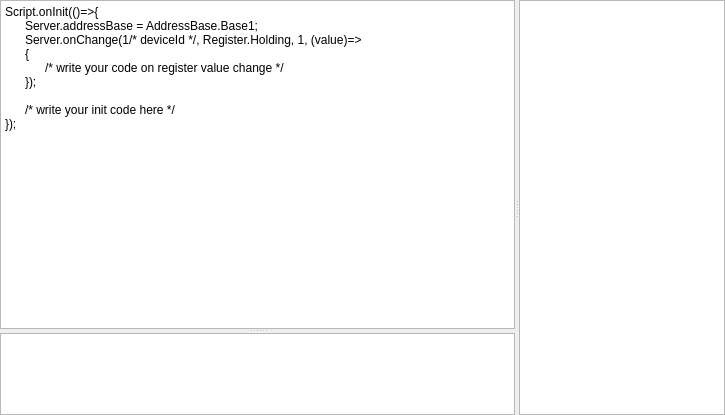
Qt form omodsim/controls/scriptcontrol.ui (sanny32/OpenModSim) before a commit.
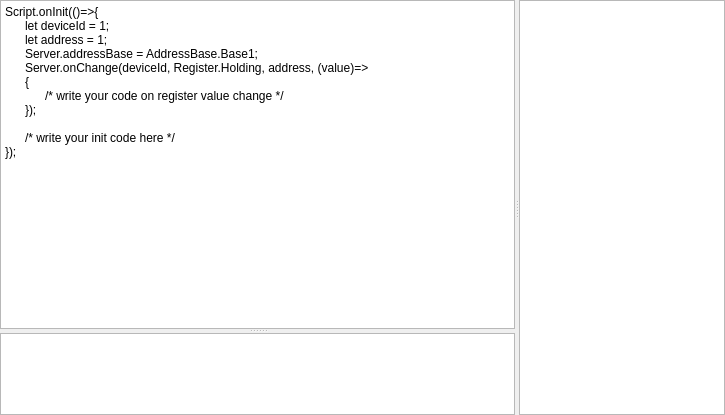
The same form after that commit. Custom widgets are drawn as their Qt base class.

Commit message: Correct script running with device id

Patch:
```diff
--- a/omodsim/controls/scriptcontrol.ui
+++ b/omodsim/controls/scriptcontrol.ui
@@ -47,8 +47,10 @@
        </property>
        <property name="plainText">
         <string>Script.onInit(()=&gt;{
+	let deviceId = 1;
+	let address = 1;
 	Server.addressBase = AddressBase.Base1;
-	Server.onChange(1/* deviceId */, Register.Holding, 1, (value)=&gt;
+	Server.onChange(deviceId, Register.Holding, address, (value)=&gt;
 	{
 		/* write your code on register value change */
 	});
```
The commit also changes 5 other files.
